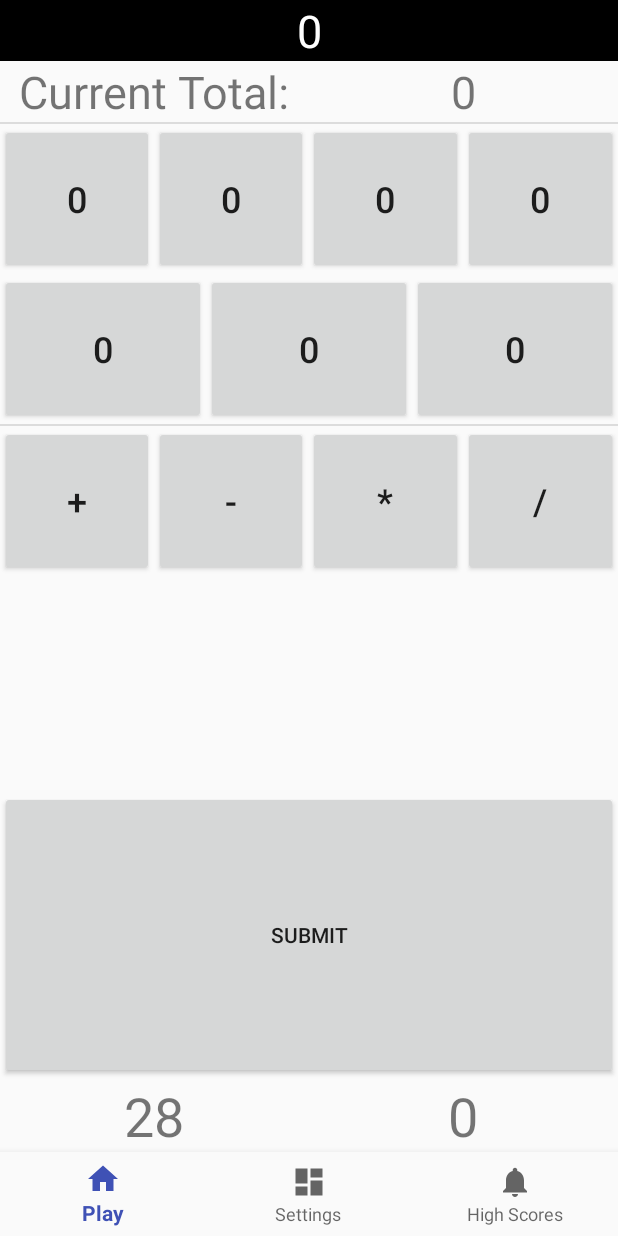
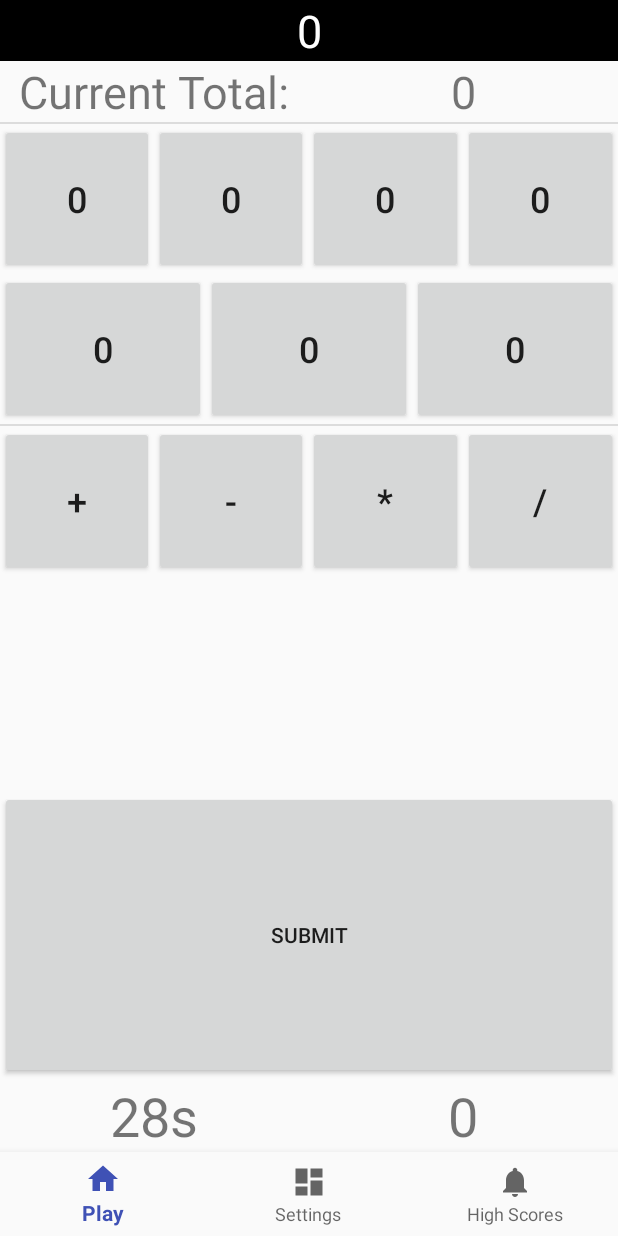
Before and after one commit to chris-breed/mc-a2, an Android app: the fragment GamePlayFragment placed in its activity, on a phone screen of 412 x 824 dp. Run offline under Robolectric (Android 15) with nearby library versions, the phone set to English and light mode, and no system bars; libraries missing offline, so code that uses them is left out: com.twitter.sdk; 3 statements that could not run were skipped.

Commit message:
Timer shows an s to show seconds

```diff
--- a/app/src/main/java/com/practicals/chris/a2/GamePlayFragment.java
+++ b/app/src/main/java/com/practicals/chris/a2/GamePlayFragment.java
@@ -237,7 +237,8 @@ public class GamePlayFragment extends Fragment {
         timer = new CountDownTimer(times[pref_level] * 1000, 1000) {
             @Override
             public void onTick(long millisUntilFinished) {
-                text_timer.setText(String.valueOf(millisUntilFinished).substring(0, String.valueOf(millisUntilFinished).length() - 3));
+                String timer_set = String.valueOf(millisUntilFinished).substring(0, String.valueOf(millisUntilFinished).length() - 3);
+                text_timer.setText(String.format("%ss", timer_set));
             }
 
             @Override
```
